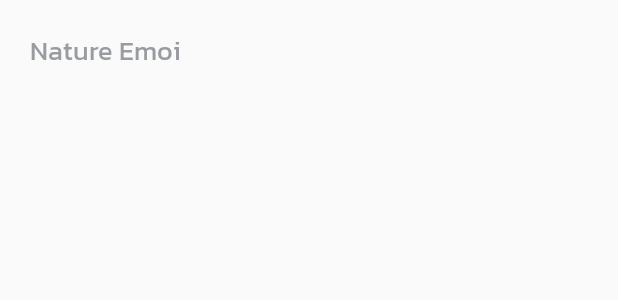
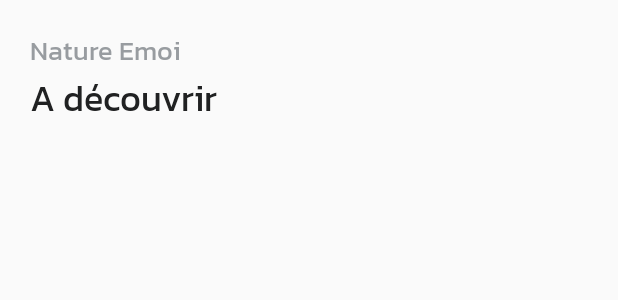
Before and after one commit to walidsrk/Kotlin_app_nature_collection, an Android app: the layout activity_main.xml on its own in the app's theme, with its tools: preview values and no code run, on a phone screen of 412 x 824 dp. Shown: the top 300 px of the screen. Run offline under Robolectric (Android 15) with nearby library versions, the phone set to English and light mode, and no system bars.

Commit message:
add page title

```diff
--- a/app/src/main/res/layout/activity_main.xml
+++ b/app/src/main/res/layout/activity_main.xml
@@ -7,6 +7,7 @@
     tools:context=".MainActivity">
 
     <TextView
+        android:id="@+id/app_title"
         android:layout_width="wrap_content"
         android:layout_height="wrap_content"
         android:text="@string/app_name"
@@ -16,4 +17,13 @@
         app:layout_constraintTop_toTopOf="parent"
         style="@style/DefaultTextStyle"/>
 
+    <TextView
+        android:id="@+id/page_title"
+        style="@style/TitleTextStyle"
+        android:layout_width="wrap_content"
+        android:layout_height="wrap_content"
+        android:text="@string/home_page_title"
+        app:layout_constraintStart_toStartOf="@+id/app_title"
+        app:layout_constraintTop_toBottomOf="@+id/app_title" />
+
 </androidx.constraintlayout.widget.ConstraintLayout>
```
